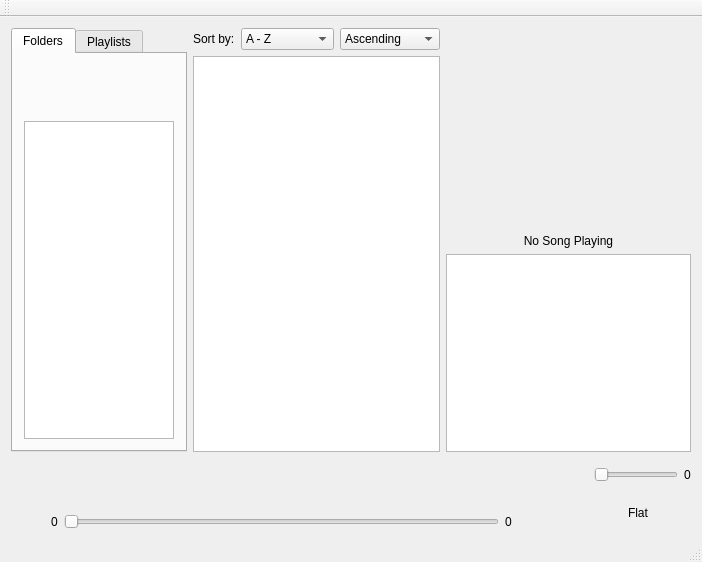
Old version of the form ZenPlayer.ui in the repository zenix935/ZenPlayer.
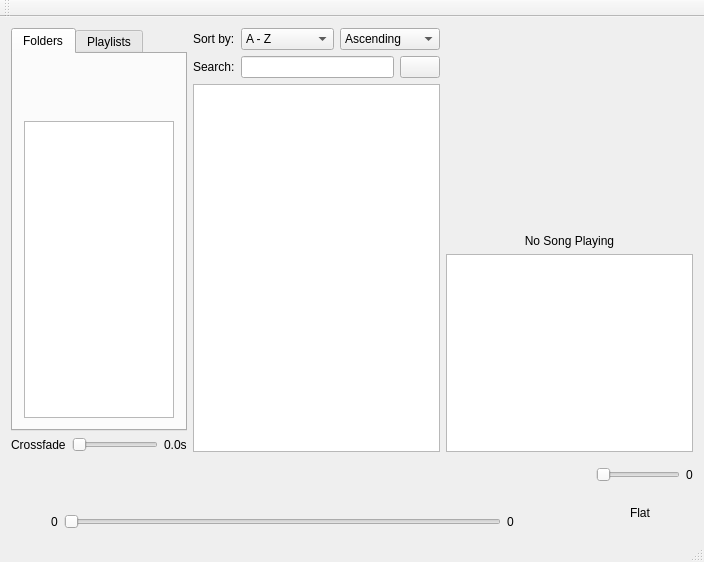
New version of the form. Icons and pictures are not drawn. Custom widgets are drawn as their Qt base class.

Commit message: Updated UI for crossfade and search

What changed in the file:
```diff
--- a/ZenPlayer.ui
+++ b/ZenPlayer.ui
@@ -6,7 +6,7 @@
    <rect>
     <x>0</x>
     <y>0</y>
-    <width>702</width>
+    <width>704</width>
     <height>562</height>
    </rect>
   </property>
@@ -14,10 +14,12 @@
    <string>ZenPlayer</string>
   </property>
   <widget class="QWidget" name="centralWidget">
-   <layout class="QGridLayout" name="gridLayout_2">
-    <item row="0" column="0">
      <layout class="QGridLayout" name="gridLayout">
       <item row="0" column="0">
+     <layout class="QHBoxLayout" name="horizontalLayout_9">
+      <item>
+       <layout class="QVBoxLayout" name="verticalLayout_7">
+        <item>
        <widget class="QTabWidget" name="tabWidget">
         <property name="sizePolicy">
          <sizepolicy hsizetype="Minimum" vsizetype="Expanding">
@@ -144,7 +146,40 @@
         </widget>
        </widget>
       </item>
-      <item row="0" column="1">
+        <item>
+         <layout class="QHBoxLayout" name="horizontalLayout_8">
+          <item>
+           <widget class="QLabel" name="crossfadeLabel">
+            <property name="text">
+             <string>Crossfade</string>
+            </property>
+           </widget>
+          </item>
+          <item>
+           <widget class="QSlider" name="crossfadeSlider">
+            <property name="maximum">
+             <number>60</number>
+            </property>
+            <property name="singleStep">
+             <number>5</number>
+            </property>
+            <property name="orientation">
+             <enum>Qt::Orientation::Horizontal</enum>
+            </property>
+           </widget>
+          </item>
+          <item>
+           <widget class="QLabel" name="crossfadeValueLabel">
+            <property name="text">
+             <string>0.0s</string>
+            </property>
+           </widget>
+          </item>
+         </layout>
+        </item>
+       </layout>
+      </item>
+      <item>
        <layout class="QVBoxLayout" name="verticalLayout_5">
         <item>
          <layout class="QHBoxLayout" name="horizontalLayout_5">
@@ -221,6 +256,30 @@
           </item>
          </layout>
         </item>
+        <item>
+         <layout class="QHBoxLayout" name="horizontalLayout_7">
+          <item>
+           <widget class="QLabel" name="searchLabel">
+            <property name="text">
+             <string>Search:</string>
+            </property>
+           </widget>
+          </item>
+          <item>
+           <widget class="QLineEdit" name="searchLineEdit"/>
+          </item>
+          <item>
+           <widget class="QPushButton" name="searchPushButton">
+            <property name="text">
+             <string/>
+            </property>
+            <property name="icon">
+             <iconset theme="QIcon::ThemeIcon::EditFind"/>
+            </property>
+           </widget>
+          </item>
+         </layout>
+        </item>
         <item>
          <widget class="QListWidget" name="tracksListWidget">
           <property name="sizePolicy">
@@ -233,7 +292,7 @@
         </item>
        </layout>
       </item>
-      <item row="0" column="2">
+      <item>
        <layout class="QVBoxLayout" name="verticalLayout_4">
         <item>
          <widget class="QLabel" name="trackPicLabel">
```
Left out of the diff: 10 changed lines with no effect on the pictures. Lines whose indentation alone changed are shown as unchanged. The commit also changes 2 other files.
